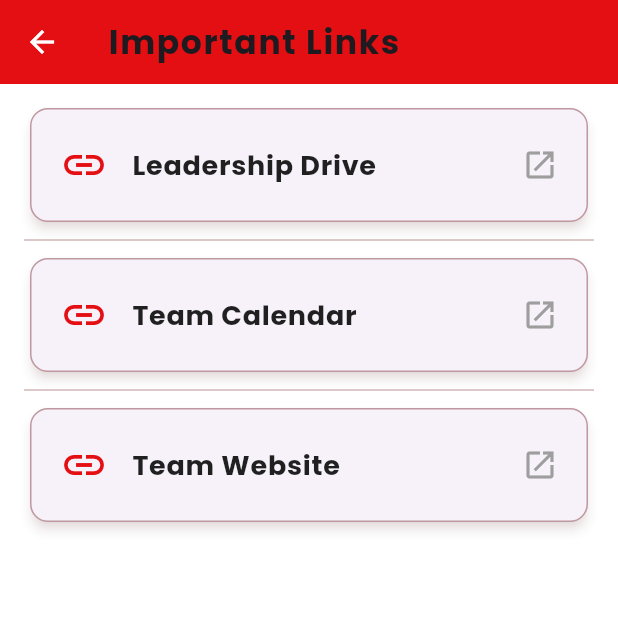
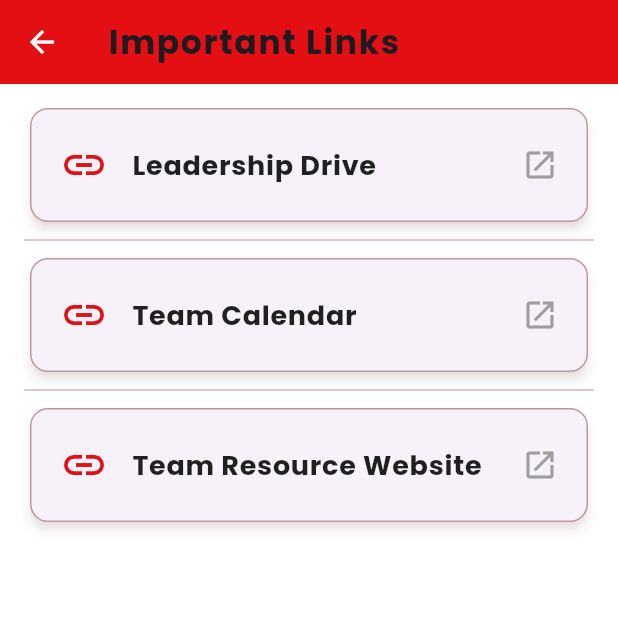
Before and after one commit to kaytki-chakankar/logistics-app, a Flutter app: the screen it shows once a user with an empty profile is signed in, in the side drawer, after a tap on "Important Links", on a phone screen of 412 x 824 dp, the top half of it. Run offline on Flutter 3.47's test engine with Material 3 defaults, Android fonts, the phone set to English and light mode, and no system bars; our stand-ins replace firebase_auth, firebase_core, shared_preferences; accounts and stored records are empty; network calls fail.

Commit message:
flagged emails error message clarification and link change

```diff
--- a/janksters_logistics_app/frontend/lib/pages/links_page.dart
+++ b/janksters_logistics_app/frontend/lib/pages/links_page.dart
@@ -14,8 +14,8 @@ class LinksPage extends StatelessWidget {
       'url': 'https://docs.google.com/spreadsheets/d/1VH-h4vqi3WZ0dV_-8Qf2T6R2lpBFExDJWNmpr447Zds/edit?gid=0#gid=0',
     },
     {
-      'title': 'Team Website',
-      'url': 'https://team1967.ndsj.org',
+      'title': 'Team Resource Website',
+      'url': 'https://sites.google.com/ndsj.org/jankster-resources/home',
     },
   ];
 
```
Also changed, not shown: 1 other file.
